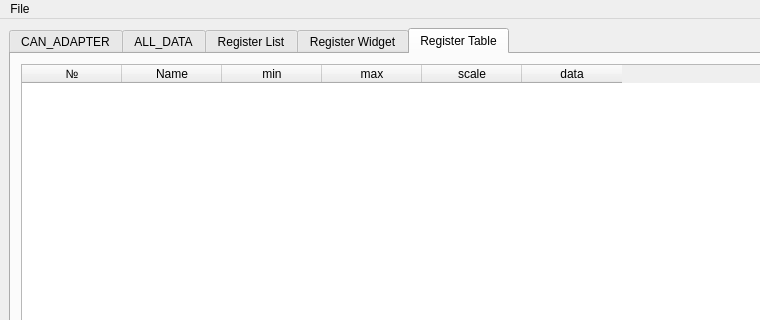
This is mainwindow.ui in totktobroditvokrug/EL205-QT as Qt 5 draws it before an edit; both pictures show x 0 to 760 and y 0 to 320 of the 1052 by 741 pixel window. The edited form follows.
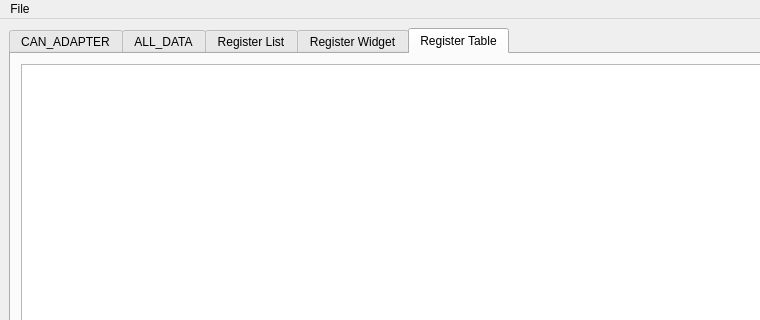
This is the edited form. The open tabs and pages were chosen to show the change.

```diff
--- a/mainwindow.ui
+++ b/mainwindow.ui
@@ -739,36 +739,6 @@
           <height>511</height>
          </rect>
         </property>
-        <column>
-         <property name="text">
-          <string>№</string>
-         </property>
-        </column>
-        <column>
-         <property name="text">
-          <string>Name</string>
-         </property>
-        </column>
-        <column>
-         <property name="text">
-          <string>min</string>
-         </property>
-        </column>
-        <column>
-         <property name="text">
-          <string>max</string>
-         </property>
-        </column>
-        <column>
-         <property name="text">
-          <string>scale</string>
-         </property>
-        </column>
-        <column>
-         <property name="text">
-          <string>data</string>
-         </property>
-        </column>
        </widget>
       </widget>
      </widget>
```
Left out of the diff: 2 changed lines with no effect on the pictures.
